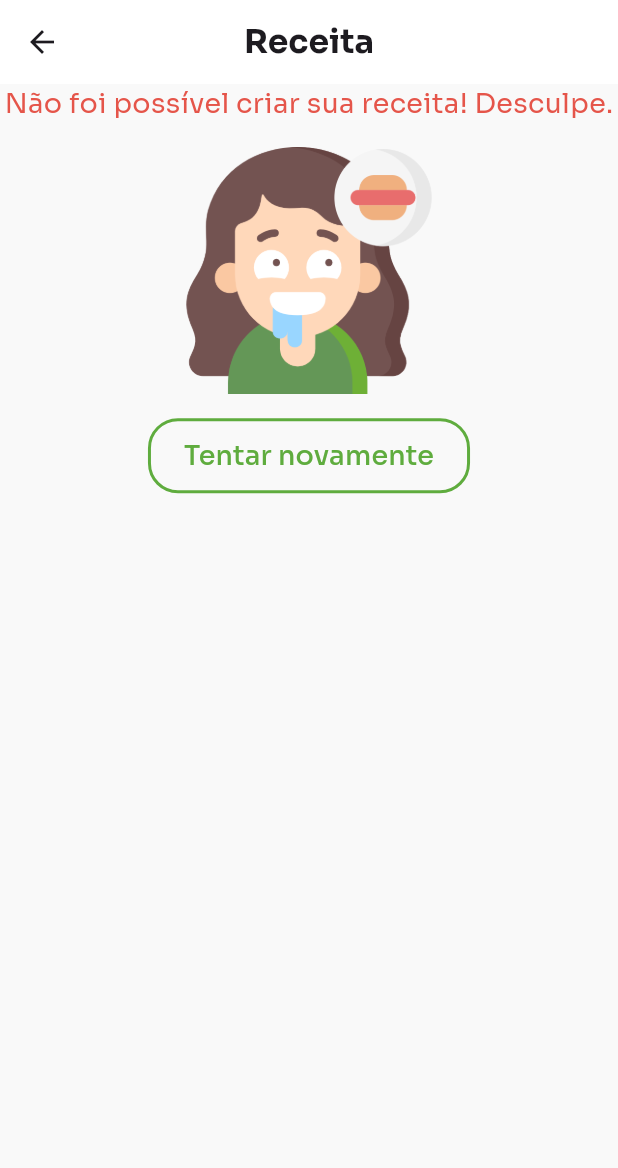
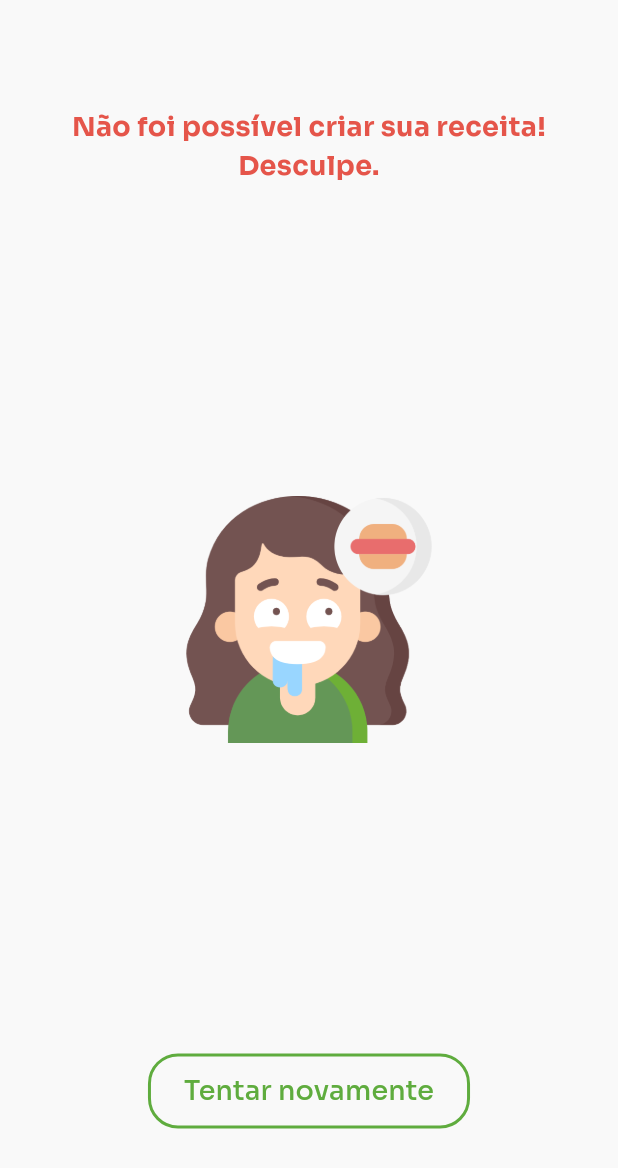
Before and after one commit to franbs2/EatS, a Flutter app: the DetailRecipesPage screen opened by its route, on a phone screen of 412 x 824 dp. Shown: the top 1168 px of the screen. Run offline on Flutter 3.47's test engine with Material 3 defaults, Android fonts, the phone set to English and light mode, and no system bars; our stand-ins replace carousel_slider, cloud_firestore, firebase_auth, firebase_core, firebase_storage, flutter_rating_bar and 4 more; accounts and stored records are empty; generated files the repository leaves out were written again.

Commit message:
feat: Add class Recipes Arguments and update in detail and card recipes
Co-authored-by: Joanna Marieli <marielijoanna@gmail.com>
 Co-authored-by: Isabelle <isav.mendoca@gmail.com>

```diff
--- /dev/null
+++ b/lib/presentation/args/recipe_arguments.dart
@@ -0,0 +1,11 @@
+import '../../data/model/recipes.dart';
+
+class RecipeArguments {
+  final Recipes recipe;
+  final bool isRecipeGenerated;
+
+  RecipeArguments({
+    required this.recipe,
+    required this.isRecipeGenerated,
+  });
+}
--- a/lib/presentation/view/detail_recipes_page.dart
+++ b/lib/presentation/view/detail_recipes_page.dart
@@ -4,6 +4,10 @@ import 'package:eats/data/model/recipes.dart';
 import 'package:eats/presentation/widget/rating_bar_widget.dart';
 import 'package:eats/services/storage_service.dart';
 import 'package:flutter/material.dart';
+
+import '../../core/style/strings_app.dart';
+import '../args/recipe_arguments.dart';
+import '../widget/button_default_widget.dart';
 
 /// [DetailRecipesPage] é uma página que exibe os detalhes de uma receita específica.
 ///
@@ -18,8 +22,12 @@ class DetailRecipesPage extends StatelessWidget {
     // Instancia o objeto StorageMethods para carregar imagens.
     final StorageService storageService = StorageService();
     // Obtém a receita passada como argumento na navegação.
-    final Recipes? recipe =
-        ModalRoute.of(context)?.settings.arguments as Recipes?;
+    final RecipeArguments? args =
+        ModalRoute.of(context)?.settings.arguments as RecipeArguments?;
+
+    if (args != null) {
+      final Recipes recipe = args.recipe;
+      final bool isRecipeGenerated = args.isRecipeGenerated;
 
       return Scaffold(
           backgroundColor: AppTheme.backgroundColor,
@@ -38,13 +46,16 @@ class DetailRecipesPage extends StatelessWidget {
             centerTitle: true,
           ),
           body: SingleChildScrollView(
-        child: recipe == null
-            ? _buildErrorContent(
-                context) // Renderiza uma mensagem de erro se a receita não for encontrada
-            : _buildRecipeDetails(context, recipe,
-                storageService), // Renderiza os detalhes da receita
+            child: Column(
+              children: [
+                _buildRecipeDetails(
+                    context, recipe, storageService, isRecipeGenerated),
+              ],
             ),
-    );
+          ));
+    } else {
+      return _buildErrorContent(context);
+    }
   }
 
   /// Renderiza o conteúdo de erro quando não há receita.
@@ -53,14 +64,21 @@ class DetailRecipesPage extends StatelessWidget {
   ///
   /// [context] - O contexto BuildContext utilizado para exibir a UI.
   Widget _buildErrorContent(BuildContext context) {
-    return Center(
+    return Scaffold(
+      backgroundColor: AppTheme.backgroundColor,
+      body: Center(
+        child: Padding(
+          padding: const EdgeInsets.all(24.0),
           child: Column(
             crossAxisAlignment: CrossAxisAlignment.center,
             mainAxisAlignment: MainAxisAlignment.spaceAround,
             children: [
               const Text(
                 'Não foi possível criar sua receita! Desculpe.',
-            style: TextStyle(fontSize: 18, color: AppTheme.atencionRed),
+                style: TextStyle(
+                    fontSize: 18,
+                    color: AppTheme.atencionRed,
+                    fontWeight: FontWeight.bold),
                 textAlign: TextAlign.center,
               ),
               const SizedBox(height: 16),
@@ -74,12 +92,14 @@ class DetailRecipesPage extends StatelessWidget {
                   Navigator.pop(context);
                 },
                 style: ElevatedButton.styleFrom(
-              padding: const EdgeInsets.symmetric(horizontal: 24, vertical: 12),
+                  padding:
+                      const EdgeInsets.symmetric(horizontal: 24, vertical: 12),
                   backgroundColor: Colors.transparent,
                   shadowColor: Colors.transparent,
                   shape: RoundedRectangleBorder(
                     borderRadius: BorderRadius.circular(20),
-                side: const BorderSide(color: AppTheme.primaryColor, width: 2),
+                    side: const BorderSide(
+                        color: AppTheme.primaryColor, width: 2),
                   ),
                 ),
                 child: const Text(
@@ -88,6 +108,8 @@ class DetailRecipesPage extends StatelessWidget {
                 ),
               ),
             ],
+          ),
+        ),
       ),
     );
   }
@@ -98,14 +120,14 @@ class DetailRecipesPage extends StatelessWidget {
   /// [context] - O contexto BuildContext utilizado para exibir a UI.
   /// [recipe] - O objeto Recipes que contém as informações da receita.
   /// [StorageService] - O objeto StorageMethods utilizado para carregar a imagem.
-  Widget _buildRecipeDetails(
-      BuildContext context, Recipes recipe, StorageService storageService) {
+  Widget _buildRecipeDetails(BuildContext context, Recipes recipe,
+      StorageService storageService, bool isRecipeGenerated) {
     return Column(
       children: [
         if (recipe.image != '')
           _buildRecipeImage(context, recipe, storageService),
         Padding(
-          padding: const EdgeInsets.all(20.0),
+          padding: const EdgeInsets.all(24.0),
           child: Column(
             crossAxisAlignment: CrossAxisAlignment.start,
             children: [
@@ -136,6 +158,41 @@ class DetailRecipesPage extends StatelessWidget {
               ),
               const SizedBox(height: 8),
               _buildPreparationSteps(recipe),
+              const SizedBox(height: 16),
+              if (isRecipeGenerated)
+                Row(
+                  mainAxisAlignment: MainAxisAlignment.spaceBetween,
+                  children: [
+                    TextButton(
+                        onPressed: () {},
+                        child: const Text(
+                          'Deletar',
+                          style: TextStyle(
+                            color: AppTheme.atencionRed,
+                            fontWeight: FontWeight.bold,
+                          ),
+                        )),
+                    Row(
+                      children: [
+                        ButtonDefaultlWidget(
+                          text: 'Publicar',
+                          color: AppTheme.loginYellow,
+                          width: 0.1 / 2,
+                          height: 14,
+                          onPressed: () {},
+                        ),
+                        const SizedBox(width: 8),
+                        ButtonDefaultlWidget(
+                          text: StringsApp.save,
+                          color: AppTheme.loginYellow,
+                          width: 0.1 / 2,
+                          height: 14,
+                          onPressed: () {},
+                        ),
+                      ],
+                    ),
+                  ],
+                ),
             ],
           ),
         ),
--- a/lib/presentation/widget/card_recipe_widget.dart
+++ b/lib/presentation/widget/card_recipe_widget.dart
@@ -1,6 +1,7 @@
 import 'package:eats/core/routes/routes.dart';
 import 'package:eats/core/style/color.dart';
 import 'package:eats/data/model/recipes.dart';
+import 'package:eats/presentation/args/recipe_arguments.dart';
 import 'package:eats/services/storage_service.dart';
 import 'package:flutter/material.dart';
 
@@ -37,7 +38,7 @@ class CardRecipeWidget extends StatelessWidget {
       onTap: () {
         Navigator.of(context).pushNamed(
           RoutesApp.detailRecipePage,
-          arguments: recipe,
+          arguments: RecipeArguments(recipe: recipe, isRecipeGenerated: true),
         );
       },
       borderRadius: BorderRadius.circular(12),
@@ -45,7 +46,8 @@ class CardRecipeWidget extends StatelessWidget {
         elevation: 0, // Define a elevação do cartão.
         color: AppTheme.secondaryColor, // Define a cor do cartão.
         shape: RoundedRectangleBorder(
-          borderRadius: BorderRadius.circular(12), // Define o formato do cartão.
+          borderRadius:
+              BorderRadius.circular(12), // Define o formato do cartão.
         ),
         child: Column(
           crossAxisAlignment: CrossAxisAlignment.start,
```
Lines whose indentation alone changed are shown as unchanged.
